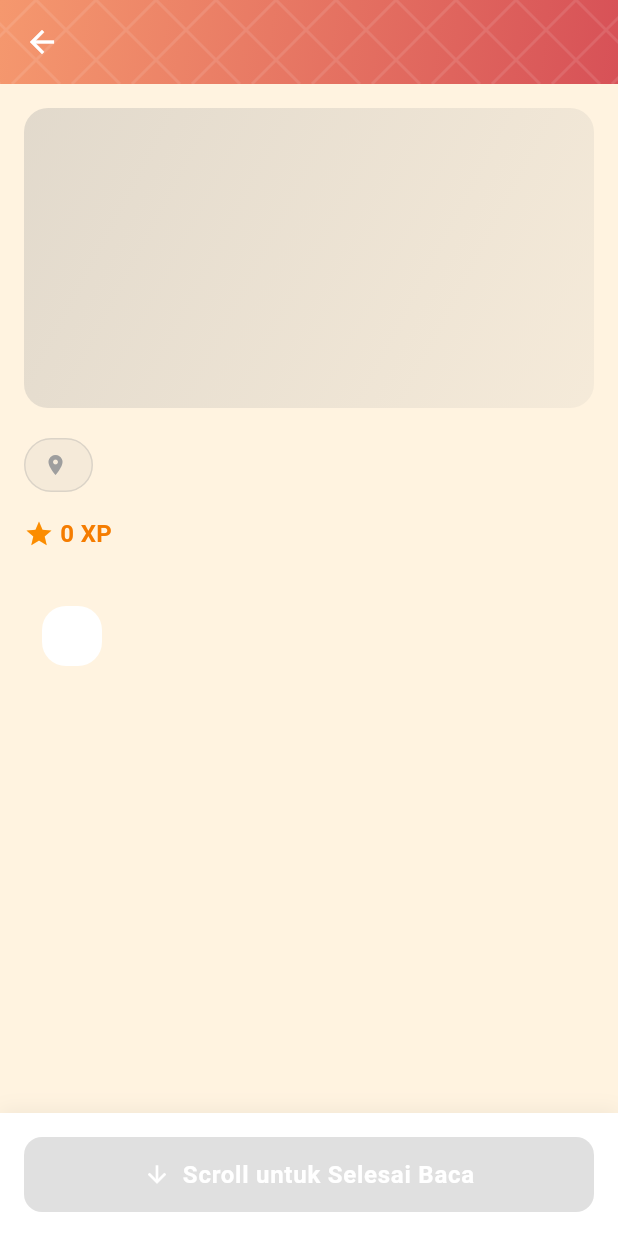
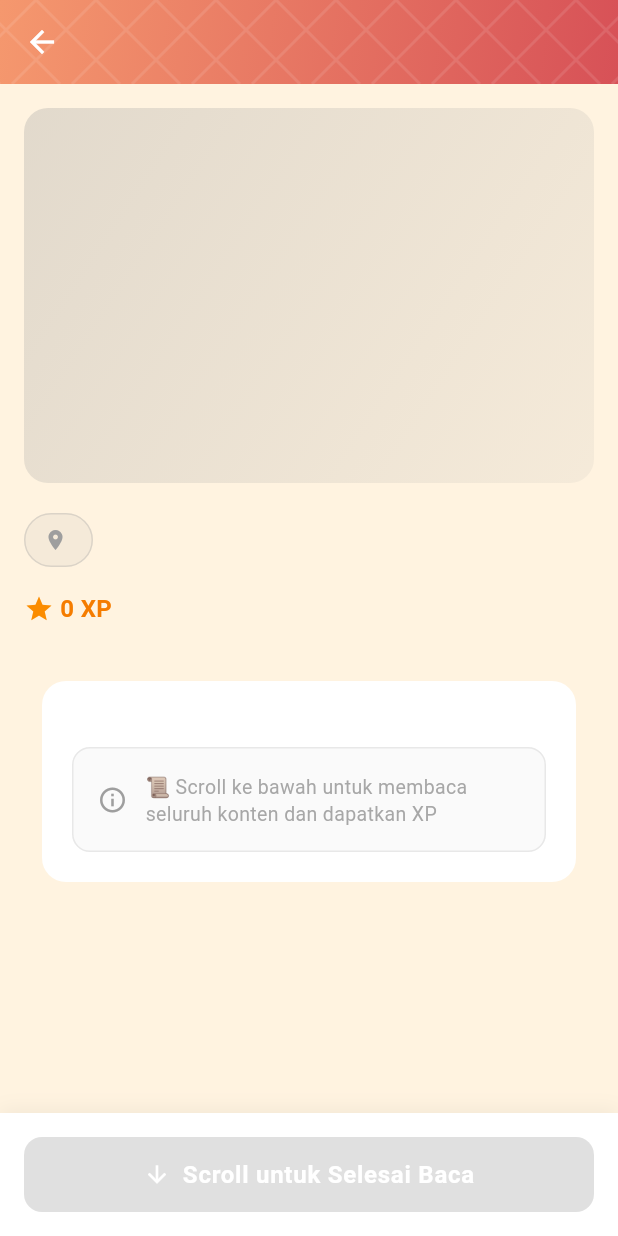
Before and after one commit to Fidhlah/BudayaGo, a Flutter app: the CulturalObjectDetailScreen screen opened directly with empty values, on a phone screen of 412 x 824 dp. Run offline on Flutter 3.47's test engine with Material 3 defaults, Android fonts, the phone set to English and light mode, and no system bars; our stand-ins replace flutter_dotenv, flutter_markdown, geolocator, image_picker, permission_handler, supabase_flutter; missing offline and left inert: mobile_scanner; accounts and stored records are empty; statements that could not run were skipped.

Commit message:
tambah dan fix bagian explorasi

```diff
--- a/lib/screens/eksplorasi/cultural_object_detail_screen.dart
+++ b/lib/screens/eksplorasi/cultural_object_detail_screen.dart
@@ -50,12 +50,15 @@ class _CulturalObjectDetailScreenState
   }
 
   void _onScroll() {
-    if (_scrollController.position.pixels >=
-        _scrollController.position.maxScrollExtent - 100) {
+    // Deteksi jika user sudah scroll 70% dari konten
+    final threshold = _scrollController.position.maxScrollExtent * 0.7;
+
+    if (_scrollController.position.pixels >= threshold) {
       if (!_hasReadToBottom) {
         setState(() {
           _hasReadToBottom = true;
         });
+        debugPrint('✅ User has scrolled 70% of content');
       }
     }
   }
@@ -149,11 +152,66 @@ class _CulturalObjectDetailScreenState
               child: Column(
                 crossAxisAlignment: CrossAxisAlignment.start,
                 children: [
-                  // Hero Image
+                  // Hero Image dari database
                   ClipRRect(
                     borderRadius: BorderRadius.circular(16),
-                    child: Container(
-                      height: 200,
+                    child: widget.imageUrl != null
+                        ? Image.network(
+                            widget.imageUrl!,
+                            height: 250,
+                            width: double.infinity,
+                            fit: BoxFit.cover,
+                            loadingBuilder: (context, child, loadingProgress) {
+                              if (loadingProgress == null) return child;
+                              return Container(
+                                height: 250,
+                                width: double.infinity,
+                                decoration: BoxDecoration(
+                                  gradient: LinearGradient(
+                                    colors: [
+                                      widget.categoryColor.withOpacity(0.3),
+                                      widget.categoryColor.withOpacity(0.1),
+                                    ],
+                                    begin: Alignment.topLeft,
+                                    end: Alignment.bottomRight,
+                                  ),
+                                ),
+                                child: Center(
+                                  child: CircularProgressIndicator(
+                                    value: loadingProgress.expectedTotalBytes != null
+                                        ? loadingProgress.cumulativeBytesLoaded /
+                                            loadingProgress.expectedTotalBytes!
+                                        : null,
+                                    color: widget.categoryColor,
+                                  ),
+                                ),
+                              );
+                            },
+                            errorBuilder: (context, error, stackTrace) {
+                              debugPrint('❌ Error loading image: $error');
+                              return Container(
+                                height: 250,
+                                width: double.infinity,
+                                decoration: BoxDecoration(
+                                  gradient: LinearGradient(
+                                    colors: [
+                                      widget.categoryColor.withOpacity(0.3),
+                                      widget.categoryColor.withOpacity(0.1),
+                                    ],
+                                    begin: Alignment.topLeft,
+                                    end: Alignment.bottomRight,
+                                  ),
+                                ),
+                                child: Icon(
+                                  widget.categoryIcon,
+                                  size: 100,
+                                  color: widget.categoryColor.withOpacity(0.5),
+                                ),
+                              );
+                            },
+                          )
+                        : Container(
+                            height: 250,
                             width: double.infinity,
                             decoration: BoxDecoration(
                               gradient: LinearGradient(
@@ -226,7 +284,7 @@ class _CulturalObjectDetailScreenState
                   ),
                   const SizedBox(height: 24),
 
-                  // Full Content with Markdown
+                  // Full Content with Markdown + Extra Padding untuk Scroll
                   Card(
                     elevation: 0,
                     color: Colors.white,
@@ -235,7 +293,10 @@ class _CulturalObjectDetailScreenState
                     ),
                     child: Padding(
                       padding: const EdgeInsets.all(20.0),
-                      child: MarkdownBody(
+                      child: Column(
+                        crossAxisAlignment: CrossAxisAlignment.start,
+                        children: [
+                          MarkdownBody(
                             data: widget.fullContent,
                             styleSheet: MarkdownStyleSheet(
                               h1: const TextStyle(
@@ -267,9 +328,45 @@ class _CulturalObjectDetailScreenState
                               ),
                             ),
                           ),
+                          const SizedBox(height: 24),
+                          // Info untuk scroll
+                          Container(
+                            padding: const EdgeInsets.all(16),
+                            decoration: BoxDecoration(
+                              color: widget.categoryColor.withOpacity(0.05),
+                              borderRadius: BorderRadius.circular(12),
+                              border: Border.all(
+                                color: widget.categoryColor.withOpacity(0.2),
                               ),
                             ),
-                  const SizedBox(height: 100), // Space for button
+                            child: Row(
+                              children: [
+                                Icon(
+                                  Icons.info_outline,
+                                  size: 20,
+                                  color: widget.categoryColor,
+                                ),
+                                const SizedBox(width: 12),
+                                Expanded(
+                                  child: Text(
+                                    _hasReadToBottom
+                                        ? '\u2705 Scroll selesai! Tekan tombol untuk klaim XP'
+                                        : '\u{1F4DC} Scroll ke bawah untuk membaca seluruh konten dan dapatkan XP',
+                                    style: TextStyle(
+                                      fontSize: 13,
+                                      color: widget.categoryColor.withOpacity(0.9),
+                                      height: 1.4,
+                                    ),
+                                  ),
+                                ),
+                              ],
+                            ),
+                          ),
+                        ],
+                      ),
+                    ),
+                  ),
+                  const SizedBox(height: 150), // Extra space untuk memastikan bisa scroll
                 ],
               ),
             ),
--- a/lib/screens/eksplorasi/cultural_objects_screen.dart
+++ b/lib/screens/eksplorasi/cultural_objects_screen.dart
@@ -189,7 +189,7 @@ class _CulturalObjectsScreenState extends State<CulturalObjectsScreen> {
                   region: provinceName,
                   description:
                       object['description'] ?? 'Deskripsi tidak tersedia',
-                  fullContent: object['description'] ?? 'Konten tidak tersedia',
+                  fullContent: object['full_content'] ?? object['description'] ?? 'Konten tidak tersedia',
                   xp: object['xp_reward'] ?? 150,
                   categoryColor: widget.categoryColor,
                   categoryIcon: widget.categoryIcon,
```
Also changed, not shown: lib/services/eksplorasi_service.dart (+8 -1 lines). Lines whose indentation alone changed are shown as unchanged.
